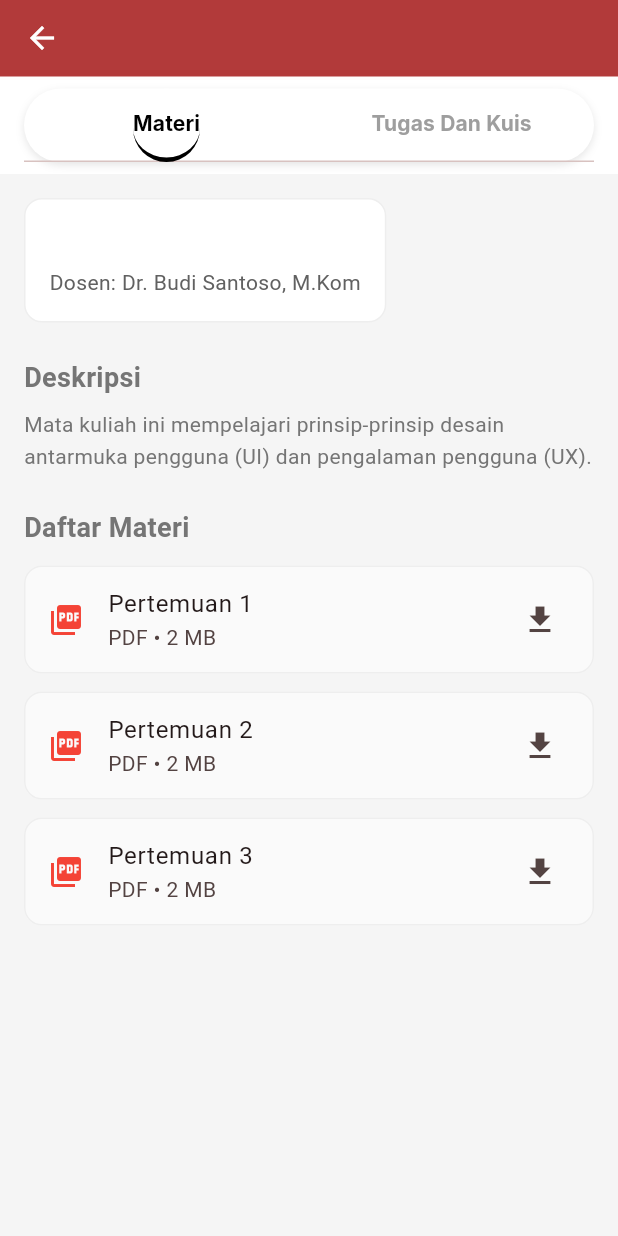
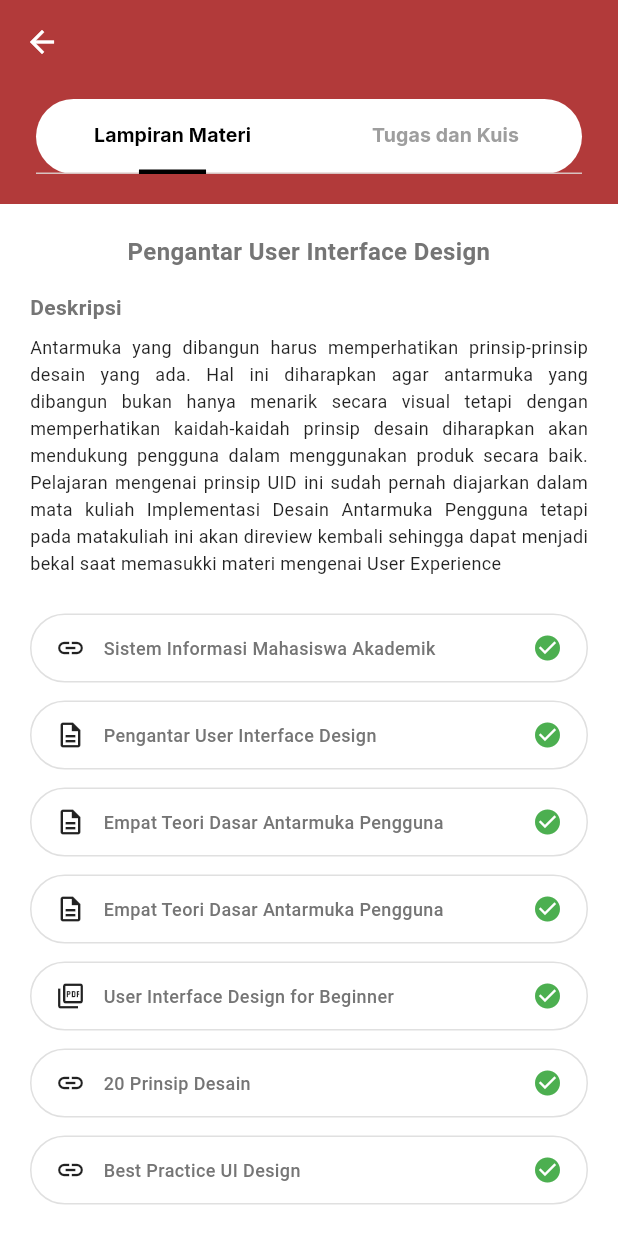
Before and after one commit to NandaaAyyy/lms_study, a Flutter app: the CourseDetailPage screen opened directly with empty values, on a phone screen of 412 x 824 dp. Run offline on Flutter 3.47's test engine with Material 3 defaults, Android fonts, the light colour scheme and no system bars; our stand-ins replace google_fonts; network calls fail.

Commit message:
commit-13=page lampiran materi

```diff
--- a/lib/pages/course_detail_page.dart
+++ b/lib/pages/course_detail_page.dart
@@ -2,6 +2,7 @@ import 'package:flutter/material.dart';
 import '../core/theme/app_colors.dart';
 import 'package:flutter/material.dart';
 import '../core/theme/app_colors.dart';
+import 'package:url_launcher/url_launcher.dart';
 import 'quiz_start_page.dart';
 
 class CourseDetailPage extends StatefulWidget {
@@ -39,129 +40,132 @@ class _CourseDetailPageState extends State<CourseDetailPage> with SingleTickerPr
       appBar: AppBar(
         title: Text(
           widget.courseTitle,
-           style: const TextStyle(fontSize: 16),
+          style: const TextStyle(fontSize: 14),
         ),
-        backgroundColor: AppColors.primary,
+        backgroundColor: AppColors.primary, // Red background
         foregroundColor: Colors.white,
+        elevation: 0,
         bottom: PreferredSize(
-          preferredSize: const Size.fromHeight(60), // Space for custom container
+          preferredSize: const Size.fromHeight(80),
           child: Container(
-            color: Colors.white,
+            color: AppColors.primary, // Keep red background behind container
+            padding: const EdgeInsets.only(bottom: 20, left: 24, right: 24),
             child: Container(
-               margin: const EdgeInsets.symmetric(horizontal: 16, vertical: 8),
+              height: 50,
               decoration: BoxDecoration(
                 color: Colors.white,
                 borderRadius: BorderRadius.circular(25),
-                 boxShadow: [
-                   BoxShadow(
-                     color: Colors.black.withOpacity(0.1),
-                     blurRadius: 4,
-                     offset: const Offset(0, 2),
-                   )
-                 ]
               ),
               child: TabBar(
                 controller: _tabController,
-                indicator: BoxDecoration(
-                  borderRadius: BorderRadius.circular(25),
-                  color: Colors.white, // Inverted logic: selected usually has color?
-                  // UX Image shows: "indicator" is likely an underline OR the whole pill is selected.
-                  // Let's look at the image: It has a WHITE background for the tab bar, and a thick black underline for selected?
-                  // Or maybe it's a pill tab.
-                  // "Materi" vs "Tugas Dan Kuis" (Underlined in image)
-                  border: const Border(bottom: BorderSide(color: Colors.black, width: 3))
+                indicator: const UnderlineTabIndicator(
+                  borderSide: BorderSide(width: 3.0, color: Colors.black),
+                  insets: EdgeInsets.symmetric(horizontal: 30.0),
                 ),
-                indicatorColor: Colors.black,
-                indicatorWeight: 3,
-                indicatorSize: TabBarIndicatorSize.label,
                 labelColor: Colors.black,
                 unselectedLabelColor: Colors.grey,
-                labelStyle: const TextStyle(fontWeight: FontWeight.bold),
+                labelStyle: const TextStyle(fontWeight: FontWeight.bold, fontSize: 13),
                 tabs: const [
-                  Tab(text: 'Materi'),
-                  Tab(text: 'Tugas Dan Kuis'),
+                  Tab(text: 'Lampiran Materi'),
+                  Tab(text: 'Tugas dan Kuis'),
                 ],
               ),
             ),
           ),
         ),
       ),
-      body: TabBarView(
+      body: Container(
+        color: Colors.white,
+        child: TabBarView(
           controller: _tabController,
           children: [
             _buildMateriTab(),
             _buildTugasDanKuisTab(context),
           ],
         ),
+      ),
     );
   }
 
   Widget _buildMateriTab() {
     return SingleChildScrollView(
-      padding: const EdgeInsets.all(16.0),
+      padding: const EdgeInsets.all(20.0),
       child: Column(
         crossAxisAlignment: CrossAxisAlignment.start,
         children: [
-           // Course Info
-           Container(
-             padding: const EdgeInsets.all(16),
-             decoration: BoxDecoration(
-               color: Colors.white,
-               borderRadius: BorderRadius.circular(12),
-               border: Border.all(color: Colors.grey.shade200),
+          const Center(
+            child: Text(
+              'Pengantar User Interface Design',
+              style: TextStyle(
+                fontSize: 16,
+                fontWeight: FontWeight.bold,
               ),
-             child: Column(
-               crossAxisAlignment: CrossAxisAlignment.start,
-               children: [
-                 Text(widget.courseCode, style: const TextStyle(color: AppColors.primary, fontWeight: FontWeight.bold)),
+              textAlign: TextAlign.center,
+            ),
+          ),
+          const SizedBox(height: 16),
+          const Text(
+            'Deskripsi',
+            style: TextStyle(fontSize: 14, fontWeight: FontWeight.bold),
+          ),
           const SizedBox(height: 8),
-                 Text('Dosen: Dr. Budi Santoso, M.Kom', style: TextStyle(color: Colors.grey.shade700)),
-               ],
-             )
+          const Text(
+            'Antarmuka yang dibangun harus memperhatikan prinsip-prinsip desain yang ada. Hal ini diharapkan agar antarmuka yang dibangun bukan hanya menarik secara visual tetapi dengan memperhatikan kaidah-kaidah prinsip desain diharapkan akan mendukung pengguna dalam menggunakan produk secara baik. Pelajaran mengenai prinsip UID ini sudah pernah diajarkan dalam mata kuliah Implementasi Desain Antarmuka Pengguna tetapi pada matakuliah ini akan direview kembali sehingga dapat menjadi bekal saat memasukki materi mengenai User Experience',
+            style: TextStyle(fontSize: 12, height: 1.5, color: Colors.black87),
+            textAlign: TextAlign.justify,
           ),
           const SizedBox(height: 24),
 
-           const Text(
-              'Deskripsi',
-              style: TextStyle(fontSize: 18, fontWeight: FontWeight.bold),
+          _buildMaterialItem(
+            'Sistem Informasi Mahasiswa Akademik',
+            Icons.link,
+            onTap: () async {
+              const url = 'https://simat.uim.ac.id/';
+              final uri = Uri.parse(url);
+              if (await canLaunchUrl(uri)) {
+                await launchUrl(uri, mode: LaunchMode.externalApplication);
+              } else {
+                // Handling error or just ignored for now as per simple req
+                debugPrint('Could not launch $url');
+              }
+            },
           ),
-            const SizedBox(height: 8),
-            const Text(
-              'Mata kuliah ini mempelajari prinsip-prinsip desain antarmuka pengguna (UI) dan pengalaman pengguna (UX).',
-              style: TextStyle(color: AppColors.textSecondary, height: 1.5),
-            ),
-
-            const SizedBox(height: 24),
-
-            const Text(
-              'Daftar Materi',
-              style: TextStyle(fontSize: 18, fontWeight: FontWeight.bold),
-            ),
-            const SizedBox(height: 12),
-
-            ListView.builder(
-              shrinkWrap: true,
-              physics: const NeverScrollableScrollPhysics(),
-              itemCount: 3,
-              itemBuilder: (context, index) {
-                return Card(
-                  margin: const EdgeInsets.only(bottom: 12),
-                  elevation: 0,
-                  color: Colors.grey.shade50,
-                  shape: RoundedRectangleBorder(
-                    borderRadius: BorderRadius.circular(12),
-                    side: BorderSide(color: Colors.grey.shade200),
-                  ),
-                  child: ListTile(
-                    leading: const Icon(Icons.picture_as_pdf, color: Colors.red),
-                    title: Text('Pertemuan ${index + 1}'),
-                    subtitle: const Text('PDF • 2 MB'),
-                    trailing: const Icon(Icons.download),
+          _buildMaterialItem('Pengantar User Interface Design', Icons.description_outlined),
+          _buildMaterialItem('Empat Teori Dasar Antarmuka Pengguna', Icons.description_outlined),
+          _buildMaterialItem('Empat Teori Dasar Antarmuka Pengguna', Icons.description_outlined),
+          _buildMaterialItem('User Interface Design for Beginner', Icons.picture_as_pdf_outlined),
+          _buildMaterialItem('20 Prinsip Desain', Icons.link),
+          _buildMaterialItem('Best Practice UI Design', Icons.link),
+        ],
       ),
     );
-              },
-            )
+  }
+
+  Widget _buildMaterialItem(String title, IconData icon, {VoidCallback? onTap}) {
+    return GestureDetector(
+      onTap: onTap,
+      child: Container(
+        margin: const EdgeInsets.only(bottom: 12),
+        padding: const EdgeInsets.symmetric(horizontal: 16, vertical: 12),
+        decoration: BoxDecoration(
+          color: Colors.white,
+          borderRadius: BorderRadius.circular(30),
+          border: Border.all(color: Colors.grey.shade300),
+        ),
+        child: Row(
+          children: [
+            Icon(icon, size: 20, color: Colors.black87),
+            const SizedBox(width: 12),
+            Expanded(
+              child: Text(
+                title,
+                style: const TextStyle(fontSize: 12, fontWeight: FontWeight.w500),
+              ),
+            ),
+            const SizedBox(width: 8),
+            const Icon(Icons.check_circle, color: Colors.green, size: 20),
           ],
+        ),
       ),
     );
   }
--- a/lib/pages/home_page.dart
+++ b/lib/pages/home_page.dart
@@ -5,6 +5,7 @@ import 'quiz_page.dart';
 import 'profile_page.dart';
 import 'announcement_page.dart';
 import 'task_detail_page.dart';
+import 'course_detail_page.dart';
 
 class HomePage extends StatefulWidget {
   const HomePage({super.key});
@@ -307,7 +308,19 @@ class CourseProgressTile extends StatelessWidget {
 
   @override
   Widget build(BuildContext context) {
-    return Container(
+    return GestureDetector(
+      onTap: () {
+        Navigator.push(
+          context,
+          MaterialPageRoute(
+            builder: (context) => CourseDetailPage(
+              courseTitle: title,
+              courseCode: code,
+            ),
+          ),
+        );
+      },
+      child: Container(
         margin: const EdgeInsets.only(bottom: 16),
         child: Row(
           crossAxisAlignment: CrossAxisAlignment.start,
@@ -372,6 +385,7 @@ class CourseProgressTile extends StatelessWidget {
             )
           ],
         ),
+      ),
     );
   }
 }
--- a/pubspec.yaml
+++ b/pubspec.yaml
@@ -13,6 +13,7 @@ dependencies:
 
   cupertino_icons: ^1.0.8
   google_fonts: ^6.3.3
+  url_launcher: ^6.3.2
 
 dev_dependencies:
   flutter_test:
```
Also changed, not shown: pubspec.lock, 5 other files. Lines whose indentation alone changed are shown as unchanged.
